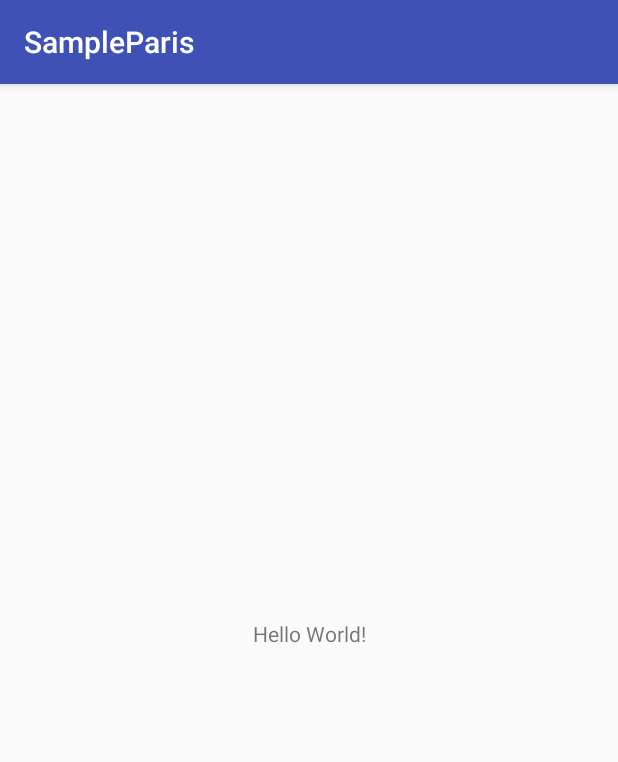
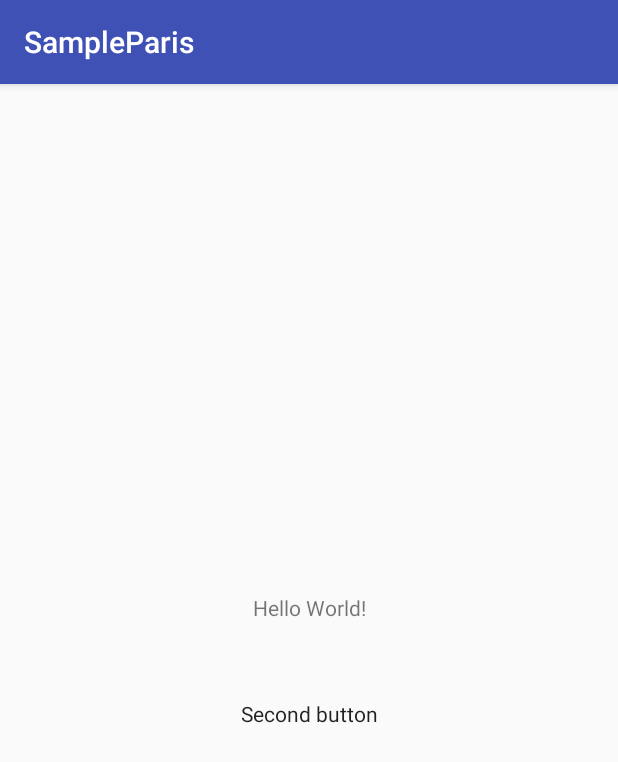
Before and after one commit to gpetuhov/SampleParis, an Android app: the screen it shows after launch (MainActivity), on a phone screen of 412 x 824 dp. Shown: the top 762 px of the screen. Run offline under Robolectric (Android 15) with nearby library versions, the phone set to English and light mode, and no system bars; libraries missing offline, so code that uses them is left out: com.airbnb.paris; 1 statement that could not run was skipped.

Commit message:
Add view with linked style

```diff
--- a/app/src/main/java/com/gpetuhov/android/sampleparis/MainActivity.kt
+++ b/app/src/main/java/com/gpetuhov/android/sampleparis/MainActivity.kt
@@ -3,7 +3,6 @@ package com.gpetuhov.android.sampleparis
 import android.support.v7.app.AppCompatActivity
 import android.os.Bundle
 import com.airbnb.paris.Paris
-import com.gpetuhov.android.sampleparis.view.MyButton
 import kotlinx.android.synthetic.main.activity_main.*
 
 class MainActivity : AppCompatActivity() {
@@ -13,7 +12,7 @@ class MainActivity : AppCompatActivity() {
         setContentView(R.layout.activity_main)
 
         helloText.setOnClickListener {
-            // The simplest way to set style from XML
+            // The simplest way to set style from XML (from res/values/styles.xml)
             Paris.style(helloText).apply(R.style.RedTextStyle)
 
             // And also we can define style programmatically
@@ -29,5 +28,11 @@ class MainActivity : AppCompatActivity() {
                     .myButtonBackground(R.color.md_red_900)
                     .apply()
         }
+
+        button2.setOnClickListener {
+            // To use view with linked style, we must use Paris from the project, not from the library
+            com.gpetuhov.android.sampleparis.Paris.style(button2)
+                    .applyRed()     // this method is generated for the linked style
+        }
     }
 }
--- /dev/null
+++ b/app/src/main/java/com/gpetuhov/android/sampleparis/view/MyButton2.kt
@@ -0,0 +1,29 @@
+package com.gpetuhov.android.sampleparis.view
+
+import android.content.Context
+import android.support.v7.widget.AppCompatButton
+import android.util.AttributeSet
+import com.airbnb.paris.annotations.Style
+import com.airbnb.paris.annotations.Styleable
+import com.gpetuhov.android.sampleparis.R
+
+// Here we link style to view
+@Styleable
+class MyButton2 : AppCompatButton {
+
+    // Linked style must be in a static field.
+    // In Kotlin we use companion object for that.
+    companion object {
+        // For styles defined in XML.
+        // For static fields use JvmField! We must use it, so that the field will be static in Java.
+        @JvmField
+        @Style
+        val RED_STYLE = R.style.RedButtonStyle  // style is defined in in res/values/styles.xml
+    }
+
+    constructor(context: Context): super(context)
+
+    constructor(context: Context, attrs: AttributeSet): this(context, attrs, 0)
+
+    constructor(context: Context, attrs: AttributeSet, defStyle: Int): super(context, attrs, defStyle)
+}
--- a/app/src/main/res/layout/activity_main.xml
+++ b/app/src/main/res/layout/activity_main.xml
@@ -25,11 +25,24 @@
         android:layout_width="wrap_content"
         android:layout_height="wrap_content"
         android:layout_marginTop="16dp"
-        app:layout_constraintBottom_toBottomOf="parent"
+        app:layout_constraintBottom_toTopOf="@+id/button2"
         app:layout_constraintEnd_toEndOf="parent"
+        app:layout_constraintHorizontal_bias="0.5"
         app:layout_constraintStart_toStartOf="parent"
         app:layout_constraintTop_toBottomOf="@+id/helloText"
         app:myButtonBackground="@color/colorPrimary"
         app:myButtonTitle="dklsjfdklsfj" />
 
+    <com.gpetuhov.android.sampleparis.view.MyButton2
+        android:id="@+id/button2"
+        android:layout_width="wrap_content"
+        android:layout_height="wrap_content"
+        android:layout_marginTop="16dp"
+        android:text="@string/second_button"
+        app:layout_constraintBottom_toBottomOf="parent"
+        app:layout_constraintEnd_toEndOf="parent"
+        app:layout_constraintHorizontal_bias="0.5"
+        app:layout_constraintStart_toStartOf="parent"
+        app:layout_constraintTop_toBottomOf="@+id/button" />
+
 </android.support.constraint.ConstraintLayout>
--- a/app/src/main/res/values/colors.xml
+++ b/app/src/main/res/values/colors.xml
@@ -4,4 +4,5 @@
     <color name="colorPrimaryDark">#303F9F</color>
     <color name="colorAccent">#FF4081</color>
     <color name="md_red_900">#B71C1C</color>
+    <color name="md_green_900">#1B5E20</color>
 </resources>
--- a/app/src/main/res/values/strings.xml
+++ b/app/src/main/res/values/strings.xml
@@ -1,3 +1,4 @@
 <resources>
     <string name="app_name">SampleParis</string>
+    <string name="second_button">Second button</string>
 </resources>
--- a/app/src/main/res/values/styles.xml
+++ b/app/src/main/res/values/styles.xml
@@ -12,4 +12,8 @@
         <item name="android:textColor">@color/md_red_900</item>
     </style>
 
+    <style name="RedButtonStyle">
+        <item name="android:textColor">@color/md_red_900</item>
+    </style>
+
 </resources>
```
